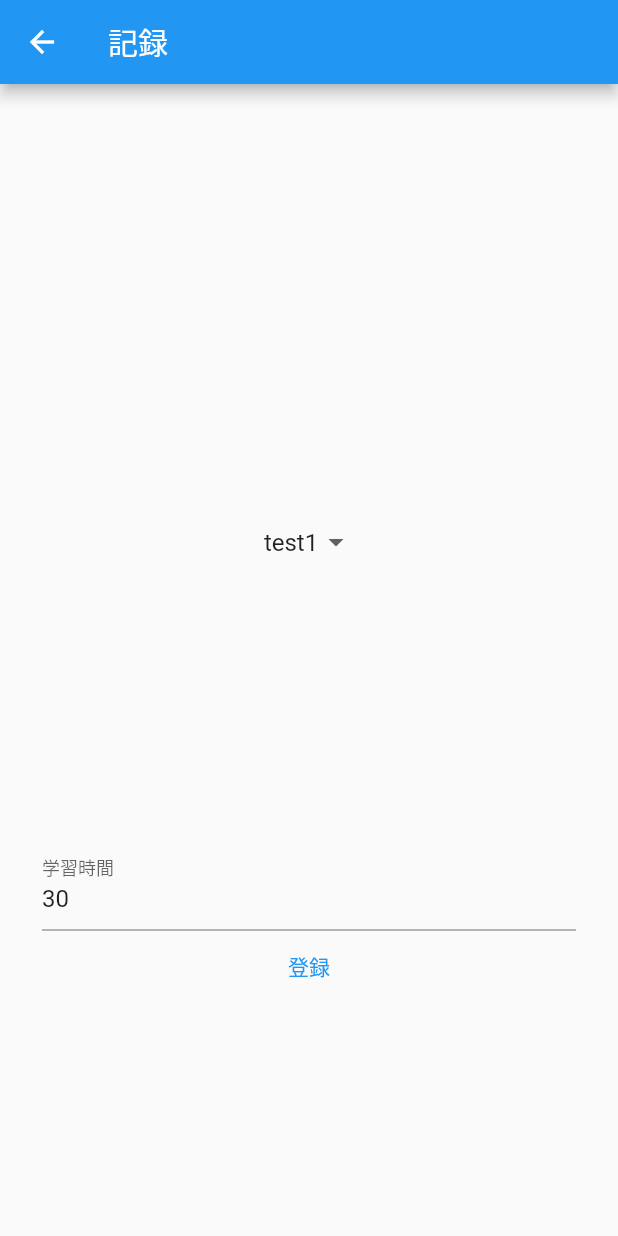
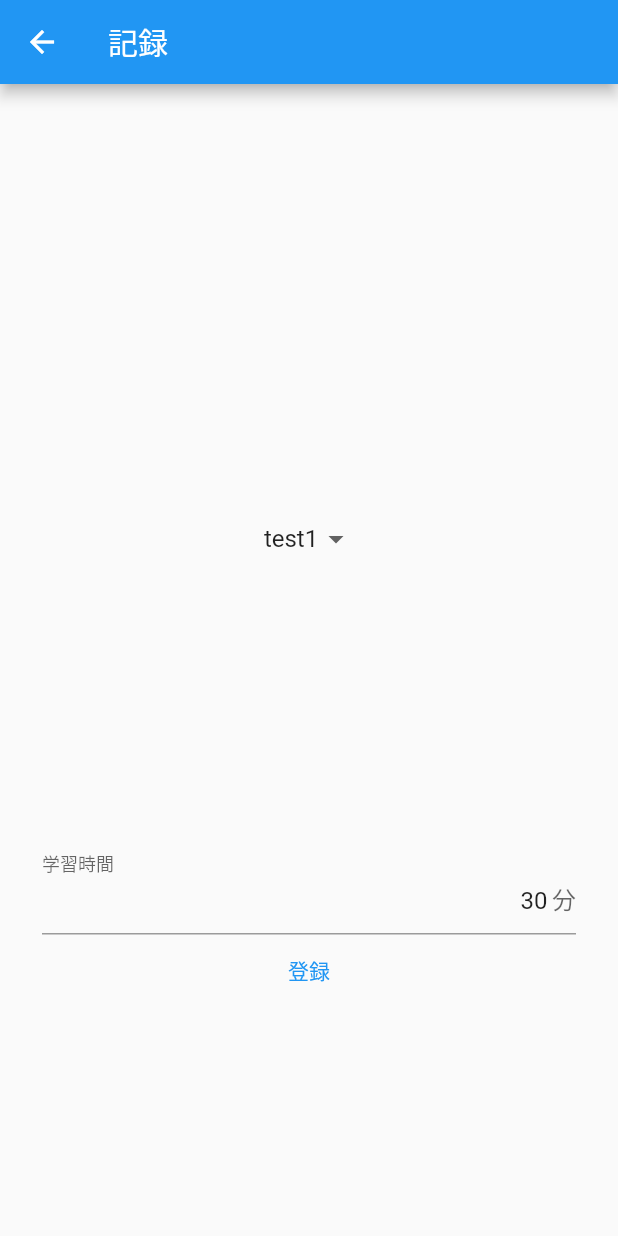
Before and after one commit to trm11tkr/learning-management-app, a Flutter app: the screen it shows after launch, item 2 of the bottom bar chosen, after a tap on the "edit" icon, on a phone screen of 412 x 824 dp. Run offline on Flutter 3.47's test engine with Material 2 defaults, Android fonts, the phone set to English and light mode, and no system bars; our stand-ins replace flutter_hooks, freezed_annotation, hooks_riverpod.

Commit message:
学習時間登録時に「分」と表示するように修正

```diff
--- a/lib/presentation/pages/edit_record_page.dart
+++ b/lib/presentation/pages/edit_record_page.dart
@@ -101,8 +101,10 @@ class EditRecordPage extends HookConsumerWidget {
                 Container(
                   padding: const EdgeInsets.symmetric(horizontal: 20),
                   child: TextFormField(
+                    textAlign: TextAlign.end,
                     controller: timerController,
-                    decoration: const InputDecoration(label: Text('学習時間')),
+                    decoration: const InputDecoration(
+                        label: Text('学習時間'), suffix: Text('分')),
                     onTap: () {
                       // キーボードが出ないようにする
                       FocusScope.of(context).requestFocus(FocusNode());
```
